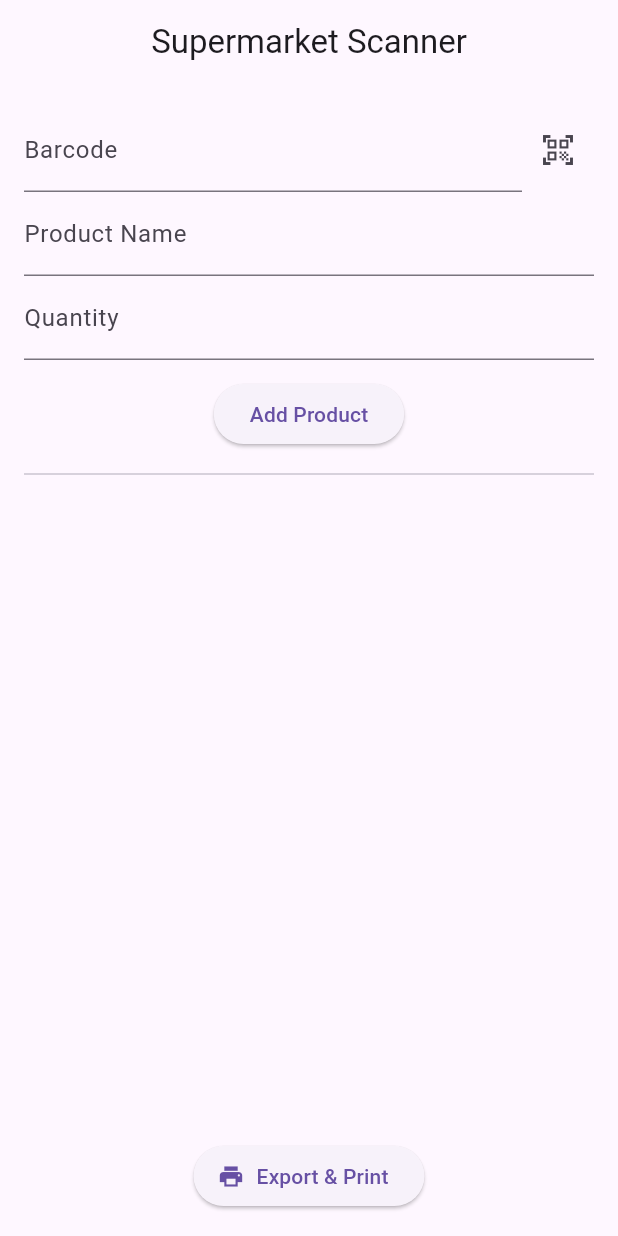
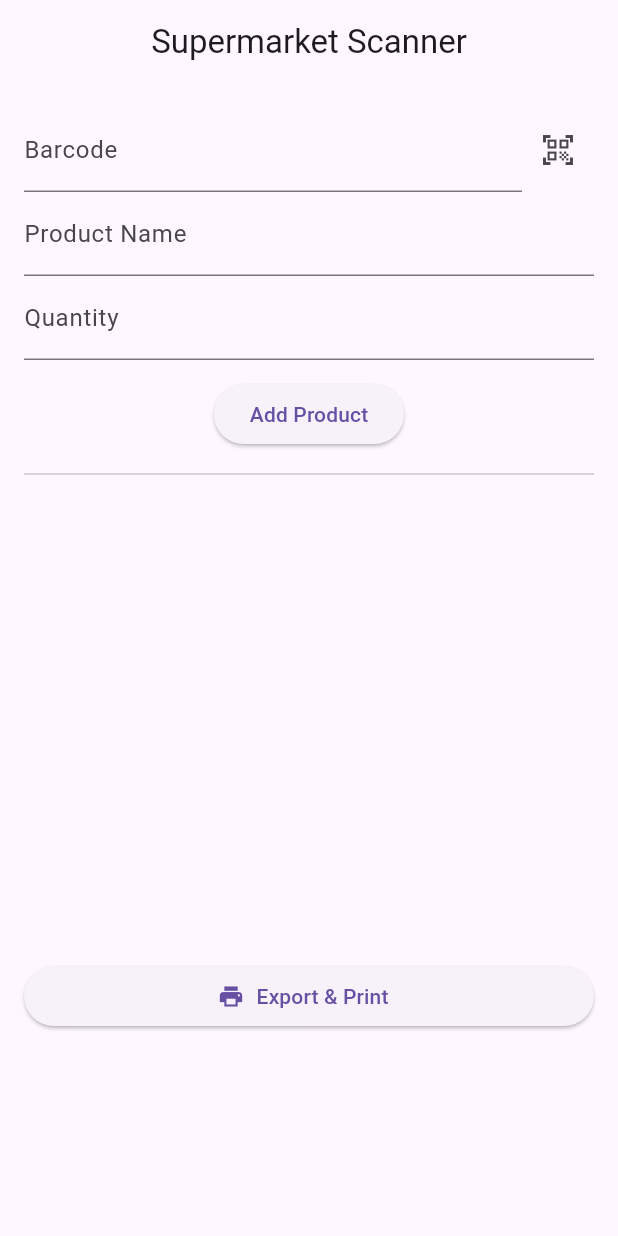
Before and after one commit to yaniraton/tehila-hazarot, a Flutter app: the screen it shows after launch, on a phone screen of 412 x 824 dp. Run offline on Flutter 3.47's test engine with Material 3 defaults, Android fonts, the phone set to English and light mode, and no system bars; our stand-ins replace csv, pdf, printing; missing offline and left inert: barcode_scan2, dart:html, dart:ui_web.

Commit message:
finel fixes

```diff
--- a/lib/pages/product_scanner_page.dart
+++ b/lib/pages/product_scanner_page.dart
@@ -8,7 +8,8 @@ import '../widgets/product_form.dart';
 import '../widgets/product_list.dart';
 import '../widgets/export_button.dart';
 import '../utils/pdf_export.dart';
-import '../web/qr_scanner_web.dart';
+import '../web/qr_scanner_stub.dart'
+    if (dart.library.html) '../web/qr_scanner_web.dart';
 import 'package:barcode_scan2/barcode_scan2.dart';
 
 class ProductScannerPage extends StatefulWidget {
@@ -78,9 +79,12 @@ class _ProductScannerPageState extends State<ProductScannerPage> {
         title: const Text('Supermarket Scanner'),
         centerTitle: true,
       ),
-      body: Padding(
+      resizeToAvoidBottomInset: true,
+      body: SafeArea(
+        child: SingleChildScrollView(
           padding: const EdgeInsets.all(16),
           child: Column(
+            crossAxisAlignment: CrossAxisAlignment.stretch,
             children: [
               ProductForm(
                 barcodeController: _barcodeController,
@@ -90,7 +94,8 @@ class _ProductScannerPageState extends State<ProductScannerPage> {
                 onScanBarcode: _scanBarcode,
               ),
               const Divider(height: 32),
-            Expanded(
+              SizedBox(
+                height: 300,
                 child: ProductList(products: _products),
               ),
               const SizedBox(height: 8),
@@ -98,6 +103,7 @@ class _ProductScannerPageState extends State<ProductScannerPage> {
             ],
           ),
         ),
+      ),
     );
   }
 }
--- a/lib/utils/pdf_export.dart
+++ b/lib/utils/pdf_export.dart
@@ -8,7 +8,8 @@ import '../models/product.dart';
 
 import 'package:flutter/foundation.dart' show kIsWeb;
 import 'package:printing/printing.dart';
-import 'dart:html' as html;
+import 'pdf_export_stub.dart'
+  if (dart.library.html) 'pdf_export_web.dart';
 
 Future<Uint8List> generateProductPdf(List<Product> products) async {
   final pdf = pw.Document();
@@ -46,16 +47,8 @@ void exportProductPdf(List<Product> products) async {
   final pdfBytes = await generateProductPdf(products);
 
   if (kIsWeb) {
-    final userAgent = html.window.navigator.userAgent.toLowerCase();
-    final isSafari = userAgent.contains('safari') && !userAgent.contains('chrome');
-
-    if (isSafari) {
-      final newWindow = html.window.open('', '_blank');
-      final blob = html.Blob([pdfBytes]);
-      final url = html.Url.createObjectUrlFromBlob(blob);
-      newWindow!.location.href = url;
-      return;
-    }
+    exportPdfToNewTab(pdfBytes);
+    return;
   }
 
   await Printing.layoutPdf(onLayout: (format) async => pdfBytes);
--- /dev/null
+++ b/lib/utils/pdf_export_stub.dart
@@ -0,0 +1,5 @@
+import 'dart:typed_data';
+
+void exportPdfToNewTab(Uint8List pdfBytes) {
+  // No-op for mobile platforms
+}
```
Also changed, not shown: lib/utils/pdf_export_web.dart (added, +15 -0 lines), lib/web/qr_scanner_stub.dart (added, +10 -0 lines). Lines whose indentation alone changed are shown as unchanged.
